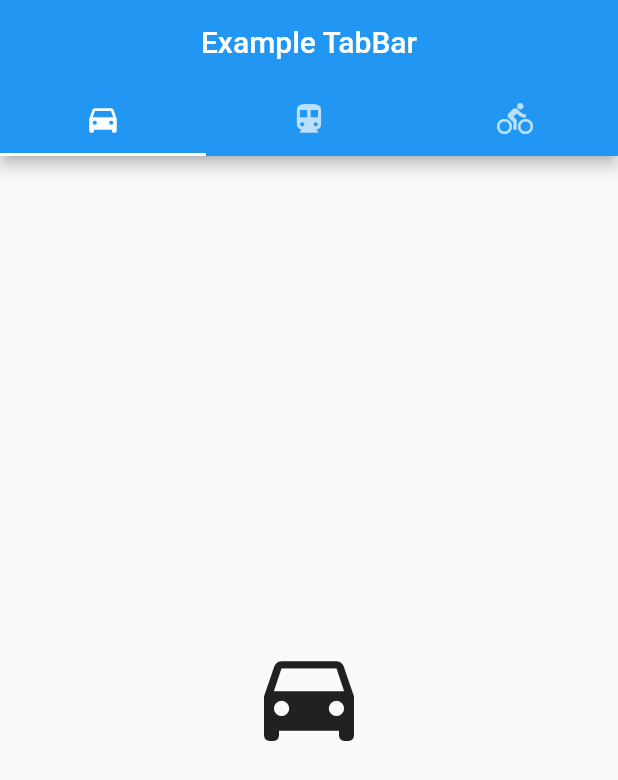
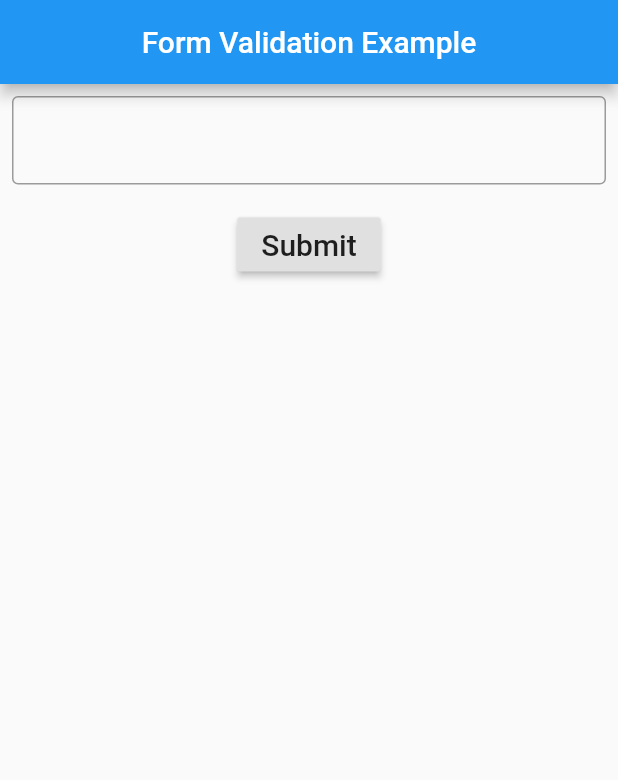
Before and after one commit to MarcosOtake/Flutter-CookBook, a Flutter app: the screen it shows after launch, on a phone screen of 412 x 824 dp. Shown: the top 780 px of the screen. Run offline on Flutter 3.47's test engine with Material 2 defaults, Android fonts, the phone set to English and light mode, and no system bars.

Commit message:
form_validation

```diff
--- /dev/null
+++ b/lib/FormValidation.dart
@@ -0,0 +1,85 @@
+import 'package:flutter/material.dart';
+
+class FormValidation extends StatelessWidget {
+  @override
+  Widget build(BuildContext context) {
+    final appTitle = 'Form Validation Example';
+
+    return MaterialApp(
+      debugShowCheckedModeBanner: false,
+      title: appTitle,
+      home: Scaffold(
+        appBar: AppBar(
+          centerTitle: true,
+          title: Text(appTitle),
+        ),
+        body: Container(
+          padding: EdgeInsets.all(8),
+          child: MyCustomForm()),
+      ),
+    );
+  }
+}
+
+// Create a Form widget.
+class MyCustomForm extends StatefulWidget {
+  @override
+  MyCustomFormState createState() {
+    return MyCustomFormState();
+  }
+}
+
+// Create a corresponding State class.
+// This class holds data related to the form.
+class MyCustomFormState extends State<MyCustomForm> {
+  // Create a global key that uniquely identifies the Form widget
+  // and allows validation of the form.
+  //
+  // Note: This is a GlobalKey<FormState>,
+  // not a GlobalKey<MyCustomFormState>.
+  final _formKey = GlobalKey<FormState>();
+
+  @override
+  Widget build(BuildContext context) {
+    // Build a Form widget using the _formKey created above.
+    return Form(
+      key: _formKey,
+      child: Column(
+        crossAxisAlignment: CrossAxisAlignment.center,
+        children: <Widget>[
+          TextFormField(
+            decoration: InputDecoration(
+              border: OutlineInputBorder(borderRadius: BorderRadius.circular(4.0))
+            ),
+            validator: (value) {
+              if (value.isEmpty) {
+                return 'Please Enter Some Text';
+              }
+              return null;
+            },
+          ),
+          Padding(
+            padding: const EdgeInsets.symmetric(vertical: 16.0),
+            child: Center(
+              child: RaisedButton(
+                onPressed: () {
+                  // Validate returns true if the form is valid, or false
+                  // otherwise.
+                  if (_formKey.currentState.validate()) {
+                    // If the form is valid, display a Snackbar.
+                    Scaffold.of(context).showSnackBar(
+                        SnackBar(content: Text('Please Wait Processing Data')));
+                  }
+                },
+                child: Text(
+                  'Submit',
+                  style: TextStyle(fontSize: 20),
+                ),
+              ),
+            ),
+          ),
+        ],
+      ),
+    );
+  }
+}
--- a/lib/main.dart
+++ b/lib/main.dart
@@ -1,5 +1,6 @@
 import 'package:flutter/material.dart';
-import 'package:flutter_cookbook/cookbook/TabBarWork.dart';
+import 'package:flutter_cookbook/FormValidation.dart';
+//import 'package:flutter_cookbook/cookbook/TabBarWork.dart';
 //import 'package:flutter_cookbook/cookbook/GridViewOrientation.dart';
 //import 'package:flutter_cookbook/cookbook/Snackbar.dart';
 //import 'package:flutter_cookbook/animation/PageRouteAnimation.dart';
@@ -12,6 +13,6 @@ void main() {
   runApp(
     MaterialApp(
       debugShowCheckedModeBanner: false,
-      home: TabBarDemo(),
+      home: FormValidation(),
     ));
 }
```
Also changed, not shown: lib/cookbook/TabBarWork.dart (+39 -3 lines).
